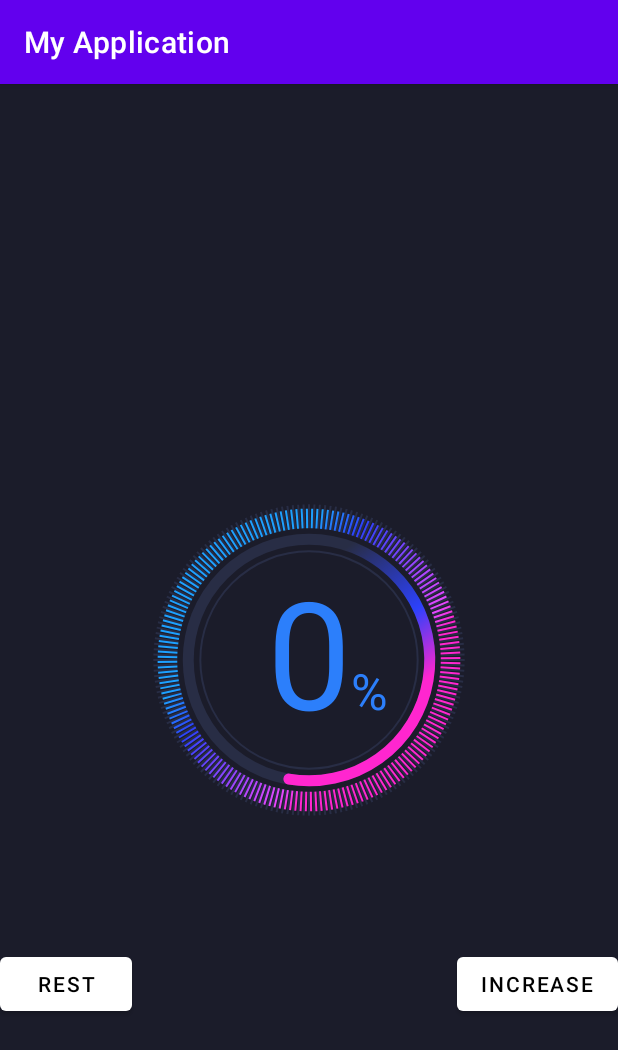
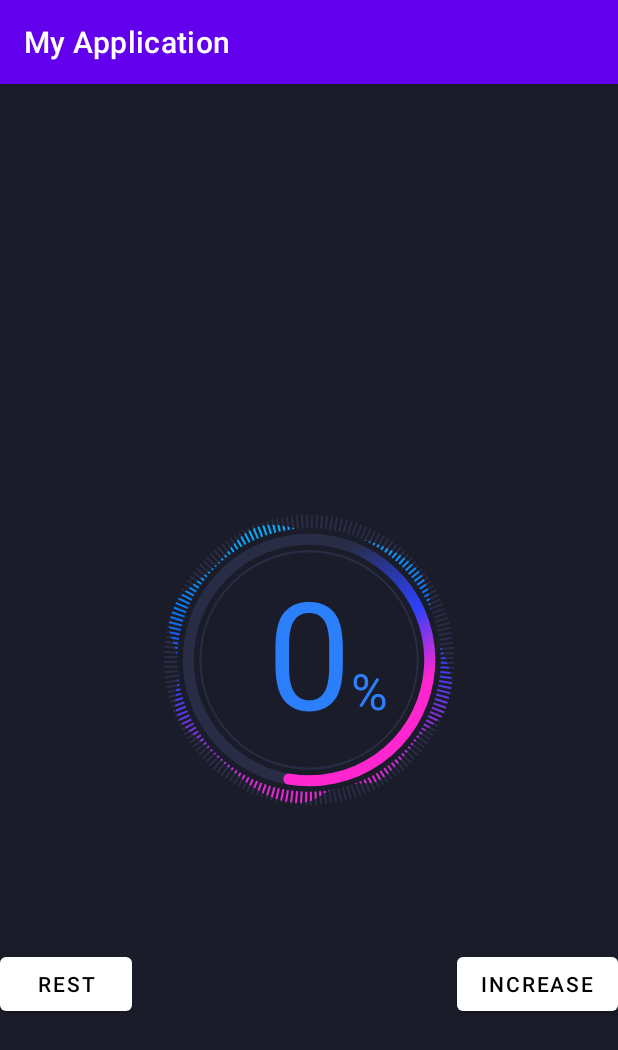
Before and after one commit to Airoure/loading, an Android app: the screen it shows after launch (MainActivity), on a phone screen of 412 x 824 dp. Shown: the top 1050 px of the screen. Run offline under Robolectric (Android 15) with nearby library versions, the phone set to English and light mode, and no system bars.

Commit message:
修改了外圈刻度条样式

```diff
--- a/app/src/main/java/com/zjl/myapplication/LoadingView.kt
+++ b/app/src/main/java/com/zjl/myapplication/LoadingView.kt
@@ -28,7 +28,8 @@ class LoadingView : View {
     private val mSmallTextPaint: Paint = Paint()
     private val mArcPaint: Paint = Paint()
     private val mColorCirclePaint: Paint = Paint()
-    private val mColorLinePaint: Paint = Paint()
+
+    private val mMaskPaint: Paint = Paint()
     private var mOuterRadius = 0f
     private var mCircleX = 0f
     private var mCircleY = 0f
@@ -49,11 +50,11 @@ class LoadingView : View {
     private val colorLineRotate = 0.6f
     private val lengthArray = FloatArray(360)
     private val mMatrix = Matrix()
-    private var scale: Float = 0f
-    private var dx = 0
-    private var dy = 0
+    private val maskMatrix = Matrix()
     private lateinit var mBitmap: Bitmap
     private lateinit var mShader: BitmapShader
+    private val mMaskBitmap = context.getDrawable(R.drawable.img_mask)!!.toBitmap()
+    private val mMaskShader = BitmapShader(mMaskBitmap, Shader.TileMode.CLAMP, Shader.TileMode.CLAMP)
     private lateinit var mLinearGradient: LinearGradient
     private lateinit var mLinearGradient2: LinearGradient
 
@@ -134,11 +135,10 @@ class LoadingView : View {
         initPaint()
         canvas!!.translate((width / 2).toFloat(), (height / 2).toFloat())
         drawCircles(canvas)
-        drawLines(canvas)
         if (isLoading == false) {
             hideAndShow(canvas)
         } else {
-            drawColorLines(canvas)
+            drawLines(canvas)
             drawText(canvas)
             drawMovingArc(canvas)
         }
@@ -168,6 +168,7 @@ class LoadingView : View {
         alphaStep1 = 0
         alphaStep2 = 0
         alphaStep3 = 0
+        isLoading = true
     }
 
     private fun initParam() {
@@ -223,8 +224,8 @@ class LoadingView : View {
             mTextPaint.alpha = alpha
             mSmallTextPaint.alpha = alpha
             mArcPaint.alpha = alpha
-            mColorLinePaint.alpha = alpha
-            drawColorLines(canvas)
+            mMaskPaint.alpha = alpha
+            drawLines(canvas)
             canvas.drawText("${progress}", mCircleX, mCircleY + 50, mTextPaint)
             canvas.drawText(
                     "%",
@@ -234,42 +235,49 @@ class LoadingView : View {
             )
             drawMovingArc(canvas)
         } else {
-            if (mBitmap.width * mOuterRadius * 2 > mBitmap.height * mOuterRadius * 2) {
-                scale = mOuterRadius * 2.0f / mBitmap.width
-                dy = ((mOuterRadius * 2.0f - mBitmap.height * scale) * 0.5).toInt()
-            } else {
-                scale = mOuterRadius * 2.0f / mBitmap.height
-                dx = ((mOuterRadius * 2.0f - mBitmap.width * scale) * 0.5).toInt()
-            }
-            mMatrix.setScale(scale, scale)
-            mMatrix.postTranslate(dx + mCircleX - mOuterRadius, dy + mCircleY - mOuterRadius)
-            mShader.setLocalMatrix(mMatrix)
-            mPicPaint.setShader(mShader)
-            mColorLinePaint.alpha = 0
             mColorCirclePaint.alpha = 0
             mPicPaint.alpha = 0
+            mMaskPaint.alpha = 0
             if (alphaStep1 < 255) {
                 alphaStep1 += appearSpeed
                 alphaStep3 += appearSpeed / 2
-                mColorLinePaint.alpha = alphaStep1
+                mMaskPaint.alpha = alphaStep1
                 mPicPaint.alpha = alphaStep3
             } else if (alphaStep2 < 255) {
                 alphaStep2 += appearSpeed
                 alphaStep3 += appearSpeed / 2
-                mColorLinePaint.alpha = 255
                 mColorCirclePaint.alpha = alphaStep2
                 mPicPaint.alpha = alphaStep3
+                mMaskPaint.alpha = 255
             } else {
-                mColorLinePaint.alpha = 255
+                mMaskPaint.alpha = 255
                 mColorCirclePaint.alpha = 255
                 mPicPaint.alpha = 255
             }
-            drawColorLines(canvas)
+            drawLines(canvas)
+            setCenterMatrix(mMatrix, mBitmap, mOuterRadius)
+            mShader.setLocalMatrix(mMatrix)
+            mPicPaint.setShader(mShader)
             canvas.drawCircle(mCircleX, mCircleY, mOuterRadius, mPicPaint)
             rotateAngle += colorCircleRotate
             canvas.rotate(rotateAngle, mCircleX, mCircleY)
             canvas.drawCircle(mCircleX, mCircleY, mOuterRadius, mColorCirclePaint)
         }
+    }
+
+    private fun setCenterMatrix(aMatrix: Matrix, aBitmap: Bitmap, aRadius: Float) {
+        var scale = 0f
+        var dx = 0
+        var dy = 0
+        if (aBitmap.width * aRadius * 2 > aBitmap.height * aRadius * 2) {
+            scale = aRadius * 2.0f / aBitmap.width
+            dy = ((aRadius * 2.0f - aBitmap.height * scale) * 0.5).toInt()
+        } else {
+            scale = aRadius * 2.0f / aBitmap.height
+            dx = ((aRadius * 2.0f - aBitmap.width * scale) * 0.5).toInt()
+        }
+        aMatrix.setScale(scale, scale)
+        aMatrix.postTranslate(dx + mCircleX - aRadius, dy + mCircleY - aRadius)
     }
 
     private fun drawText(canvas: Canvas) {
@@ -282,38 +290,31 @@ class LoadingView : View {
         )
     }
 
-    private fun drawColorLines(canvas: Canvas) {
-        canvas.save()
-        outRoateAngle += colorLineRotate
-        canvas.rotate(-outRoateAngle, mCircleX, mCircleY)
-        for (i in 0..359 step 2) {
-            canvas.drawLine(
-                    ((mOuterRadius + dip2px(7)) * sin(2 * PI / 360 * i)).toFloat(),
-                    ((mOuterRadius + dip2px(7)) * cos(2 * PI / 360 * i)).toFloat(),
-                    ((lengthArray[i] + mOuterRadius + dip2px(7)) * sin(2 * PI / 360 * i)).toFloat(),
-                    ((lengthArray[i] + mOuterRadius + dip2px(7)) * cos(2 * PI / 360 * i)).toFloat(),
-                    mColorLinePaint
-            )
-        }
-        canvas.restore()
-    }
-
     private fun drawCircles(canvas: Canvas) {
         canvas.drawCircle(mCircleX, mCircleY, mOuterRadius, mOCPaint)
         canvas.drawCircle(mCircleX, mCircleY, mInnerRadius, mICPaint)
     }
 
     private fun drawLines(canvas: Canvas) {
+        val layer = canvas.saveLayer(mCircleX - width / 2, mCircleY - height / 2, mCircleX + width, mCircleY + height, null)
+        outRoateAngle += colorLineRotate
+        canvas.rotate(-outRoateAngle, mCircleX, mCircleY)
         for (i in 0..359 step 2) {
             canvas.drawLine(
                     mCircleX,
                     mCircleY - mOuterRadius - dip2px(7),
                     mCircleX,
-                    mCircleY - mOuterRadius - dip2px(14) - mLineLength,
+                    mCircleY - mOuterRadius - dip2px(7) - mLineLength,
                     mICPaint
             )
             canvas.rotate(2f, mCircleX, mCircleY)
         }
+        setCenterMatrix(maskMatrix, mMaskBitmap, mOuterRadius + dip2px(14) + mLineLength)
+        mMaskShader.setLocalMatrix(maskMatrix)
+        mMaskPaint.setShader(mMaskShader)
+        mMaskPaint.setXfermode(PorterDuffXfermode(PorterDuff.Mode.SRC_ATOP))
+        canvas.drawCircle(mCircleX, mCircleY, mOuterRadius + dip2px(7) + mLineLength, mMaskPaint)
+        canvas.restoreToCount(layer)
     }
 
     private fun initPaint() {
@@ -361,13 +362,6 @@ class LoadingView : View {
             isAntiAlias = true
             alpha = 255
         }
-        mColorLinePaint.apply {
-            shader = mLinearGradient2
-            strokeWidth = dip2px(1)
-            style = Paint.Style.FILL
-            isAntiAlias = true
-            alpha = 255
-        }
     }
 
     private fun dip2px(dipValue: Int): Float {
--- a/app/src/main/res/values/colors.xml
+++ b/app/src/main/res/values/colors.xml
@@ -7,4 +7,5 @@
     <color name="teal_700">#FF018786</color>
     <color name="black">#FF000000</color>
     <color name="white">#FFFFFFFF</color>
+
 </resources>
```
Also changed, not shown: app/src/main/res/drawable/img_mask.png (added).
